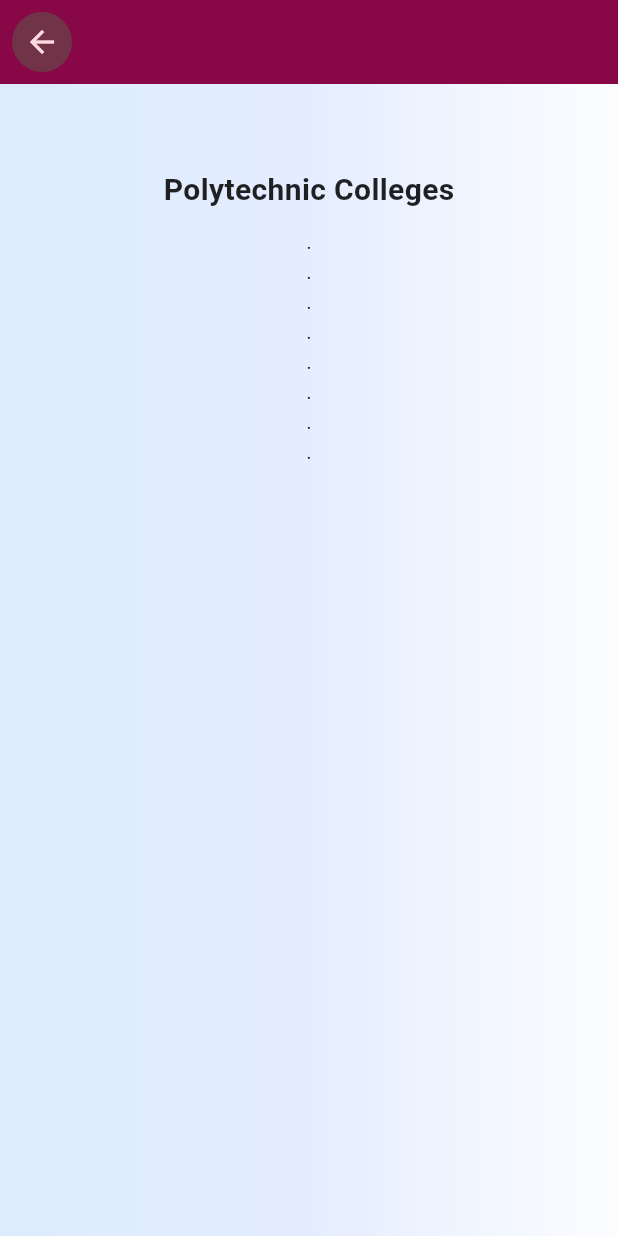
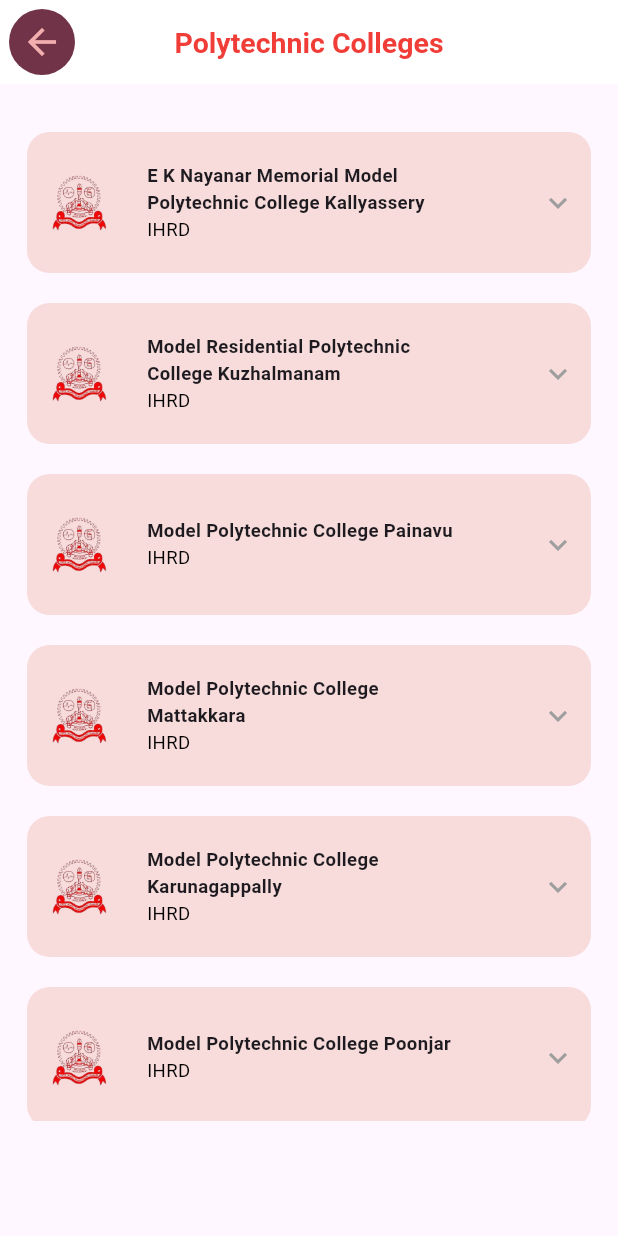
Before and after one commit to MaheswariDarish/fluttermp, a Flutter app: the PolyCollegeList screen opened directly, on a phone screen of 412 x 824 dp. Run offline on Flutter 3.47's test engine with Material 3 defaults, Android fonts, the phone set to English and light mode, and no system bars; our stand-ins replace carousel_slider, cloud_firestore, firebase_core, firebase_messaging, get, google_fonts and 3 more; missing offline and left inert: syncfusion_flutter_pdfviewer; accounts and stored records are empty; network calls fail.

Commit message:
polytechnical added

```diff
--- /dev/null
+++ b/lib/institutions/2_poly_colleges/components/PolyClgTile.dart
@@ -0,0 +1,104 @@
+import 'package:flutter/material.dart';
+import 'package:flutter_application_1/constants.dart';
+//page transition
+import 'package:page_transition/page_transition.dart';
+//to launch a url
+import 'package:url_launcher/url_launcher.dart';
+
+class PolyClgTile extends StatelessWidget {
+  final String imagepath;
+  final String name;
+  final Widget page;
+
+  const PolyClgTile(
+      {super.key,
+      required this.imagepath,
+      required this.name,
+      required this.page,
+      });
+
+  @override
+  Widget build(BuildContext context) {
+
+    return InkWell(
+        //Navigate with transition from right to left
+        onTap: () => {
+              Navigator.push(
+                  context,
+                  MaterialPageRoute(
+                      builder: (context) => page))
+            },
+        child: Container(
+          // color: Colors.grey,
+          decoration: BoxDecoration(
+              color: Color.fromARGB(255, 248, 219, 219),
+              borderRadius: BorderRadius.circular(15)),
+          child: Padding(
+            padding: const EdgeInsets.symmetric(horizontal: 10, vertical: 12),
+            child: Row(
+              // mainAxisAlignment: MainAxisAlignment.spaceBetween,
+              children: [
+                Column(
+                  mainAxisAlignment: MainAxisAlignment.center,
+                  children: [
+                    //icon
+                    Container(
+                      alignment: Alignment.center,
+                      decoration: BoxDecoration(
+
+                          borderRadius: BorderRadius.circular(10)),
+                      height: 50,
+                      width: 50,
+                      child: Image(
+              image: AssetImage(imagepath),
+              width: 40,
+              height: 60,
+            ),
+                    )
+                  ],
+                ),
+                const SizedBox(width: 20),
+                Column(
+                  crossAxisAlignment: CrossAxisAlignment.start,
+                  mainAxisAlignment: MainAxisAlignment.center,
+                  children: [
+                    Container(
+              constraints: BoxConstraints(
+                maxWidth: MediaQuery.of(context).size.width * 0.5, // Set max width
+              ),
+              child: Text(
+                name,
+                maxLines: 2,
+                style: TextStyle(
+                  fontSize: MediaQuery.of(context).size.width * 0.03,
+                  fontWeight: FontWeight.bold,
+                  overflow: TextOverflow.ellipsis,
+                ),
+              ),
+            ),
+
+                    Text(
+                      "IHRD",
+                      style: TextStyle(
+                        color: const Color.fromARGB(255, 0, 0, 0),
+                        fontSize: MediaQuery.of(context).size.width * 0.03,
+                      ),
+                    )
+                  ],
+                ),
+                const Spacer(),
+                Column(
+                  mainAxisAlignment: MainAxisAlignment.center,
+                  children: const [
+                    Icon(
+                      Icons.expand_more,
+                      color: Colors.grey,
+                    )
+                  ],
+                )
+              ],
+            ),
+          ),
+        ));
+  }
+}
--- a/lib/institutions/2_poly_colleges/components/poly_page.dart
+++ b/lib/institutions/2_poly_colleges/components/poly_page.dart
@@ -69,7 +69,7 @@
       boxShadow: const [
         BoxShadow(
           color: Colors.black12,
-          blurRadius: 10,
+          blurRadius:10,
           offset: Offset(0, 5),
         ),
       ],
@@ -87,7 +87,7 @@
             //Statusbar height
             toolbarHeight: MediaQuery.of(context).padding.top + 40,
             backgroundColor: _isScrolled
-                ? Color.fromRGBO(11, 162, 213, 0.847)
+                ? Color.fromRGBO(107, 3, 74, 0.843)
                 : Colors.transparent,
             expandedHeight: _appBarHeight,
             pinned: true,
--- a/lib/institutions/2_poly_colleges/poly_college_list.dart
+++ b/lib/institutions/2_poly_colleges/poly_college_list.dart
@@ -1,54 +1,113 @@
 import 'package:flutter/material.dart';
 import 'package:flutter_application_1/constants.dart';
+import 'package:flutter_application_1/institutions/2_poly_colleges/components/PolyClgTile.dart';
 import 'package:flutter_application_1/institutions/components/listview_card/listview_card.dart';
 import 'package:flutter_application_1/institutions/institution_class.dart';
 import 'package:flutter_application_1/institutions/2_poly_colleges/components/poly_page.dart';
 import 'package:flutter_application_1/college_list/Polytechnic/college_list.dart';
+import 'package:flutter_application_1/colors.dart';
+import 'package:flutter/material.dart';
+import 'package:flutter_application_1/institutions/institution_class.dart';
 
-class PolyCollegeList extends StatelessWidget {
-  PolyCollegeList({super.key});
+class PolyCollegeList extends StatefulWidget {
+  @override
+  State<PolyCollegeList> createState() => _PolyCollegeListState();
+}
+
+class _PolyCollegeListState extends State<PolyCollegeList> {
+   ScrollController _scrollController = ScrollController();
 
   @override
+  void dispose() {
+    _scrollController.dispose();
+    super.dispose();
+  }
+
+  @override
+  void initState() {
+    super.initState();
+
+    _scrollController.addListener(() {
+      //Scroll to top when the page is loaded
+      WidgetsBinding.instance.addPostFrameCallback((_) {
+        _scrollController.animateTo(0,
+            duration: const Duration(milliseconds: 500),
+            curve: Curves.easeInOut);
+      });
+    });
+  }
+  @override
   Widget build(BuildContext context) {
-    //List of polytechnic colleges
     final List<InstitutionObject> institutions = polyList.map((e) {
       return InstitutionObject(name: e.name, page: PolyPage(college: e));
     }).toList();
-
+  final List <String> imgurl=[
+    'assets/engclgimg/mec.png',
+    'assets/engclgimg/mec.png',
+    'assets/engclgimg/mec.png',
+    'assets/engclgimg/mec.png',
+    'assets/engclgimg/mec.png',
+    'assets/engclgimg/mec.png',
+    'assets/engclgimg/mec.png',
+    'assets/engclgimg/mec.png',
+    'assets/engclgimg/mec.png',
+   ];
     return Scaffold(
-      appBar: AppBar(),
-      body: Container(
-        decoration: const BoxDecoration(
-          gradient: bgColor,
+      appBar: PreferredSize(
+        preferredSize: const Size.fromHeight(kToolbarHeight),
+        child: AppBar(
+          elevation: 0,
+          backgroundColor: Colors.white,
+          iconTheme: const IconThemeData(color: Color.fromARGB(255, 243, 175, 175), size: 28),
+          leading: IconButton(
+            icon: const Icon(
+              Icons.arrow_back,
             ),
-        child: Column(
-          children: [
-            //Size of appbar
-            SizedBox(height: AppBar().preferredSize.height),
-            const Text(
+            onPressed: () {
+              // Navigate back when the back button is pressed
+              Navigator.of(context).pop();
+            },
+          ),
+          title: Text(
                     "Polytechnic Colleges",
                     style: TextStyle(
-                fontSize: 20,
-                fontWeight: FontWeight.w600,
-                color: Colors.black87,
+                      fontSize: mainheading,
+                      fontWeight: mainheadingweight,
+                      color: secondaryColor,
                     ),
                   ),
-            const SizedBox(height: 10),
+                  centerTitle: true,
+        ),
+      ),
+      body:Container(
+        padding: const EdgeInsets.only(left: 18, right: 18),
+        child: SingleChildScrollView(
+            controller: _scrollController,
+            child: Column(
+              children: <Widget>[
+                const Padding(
+                  padding: EdgeInsets.all(16.0),
 
-            Container(
+                ),
+                SizedBox(
                     height: MediaQuery.of(context).size.height * 0.8,
-              padding: const EdgeInsets.symmetric(horizontal: 10),
-              color: Colors.transparent,
-              child: ListView.builder(
+                    child: GridView.builder(
                         itemCount: institutions.length,
+                        shrinkWrap: true,
+                        gridDelegate:
+                            const SliverGridDelegateWithFixedCrossAxisCount(
+                                childAspectRatio: 16 / 4,
+                                crossAxisCount: 1,
+                                mainAxisSpacing: 20),
                         itemBuilder: (context, index) {
-                    return Center(
-                      child: Text('.'),
-                    );
-                  }),
-            ),
+                          return PolyClgTile(
+                              imagepath: imgurl[index],
+                              name: institutions[index].name,
+
+                              page: institutions[index].page);
+                        })),
               ],
-        ),
+            )),
       ),
     );
   }
--- a/pubspec.yaml
+++ b/pubspec.yaml
@@ -87,7 +87,7 @@
     - assets/ihrd_logo.png
     - assets/box/box1.png
     - assets/pic/img1.png
-    #- assets/engclgimg/mec.png
+    - assets/engclgimg/mec.png
 
   # An image asset can refer to one or more resolution-specific "variants", see
   # https://flutter.dev/assets-and-images/#resolution-aware
```
Also changed, not shown: assets/engclgimg/mec.png (renamed from lib/assets/engclgimg/mec.png). Lines whose indentation alone changed are shown as unchanged.
